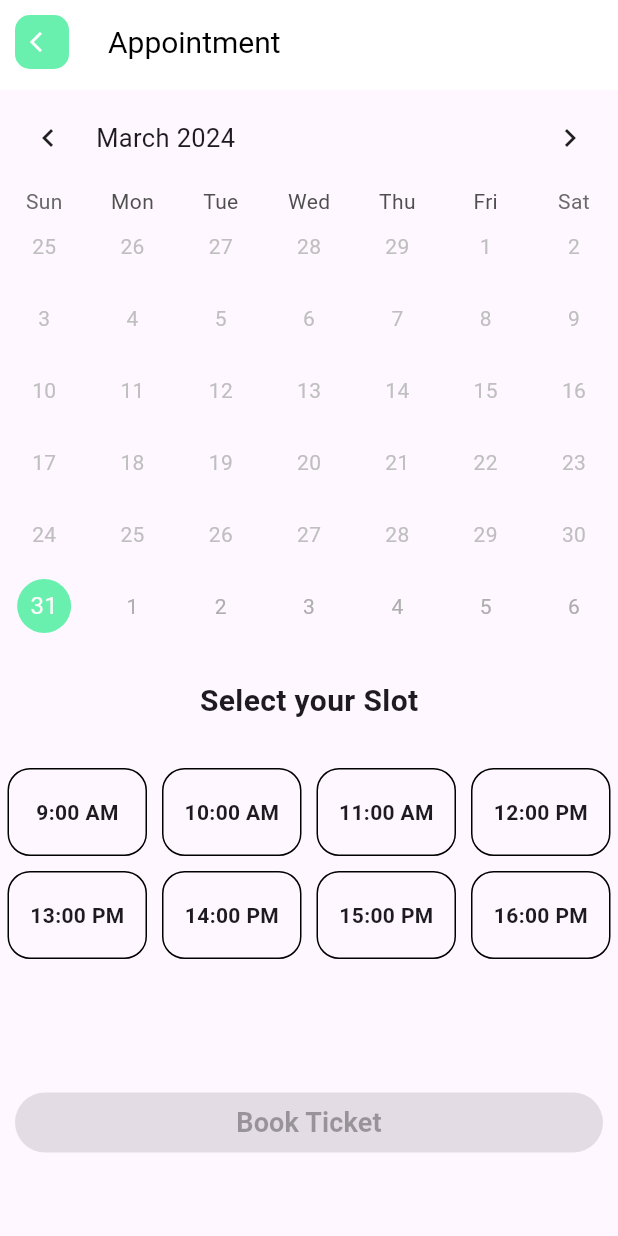
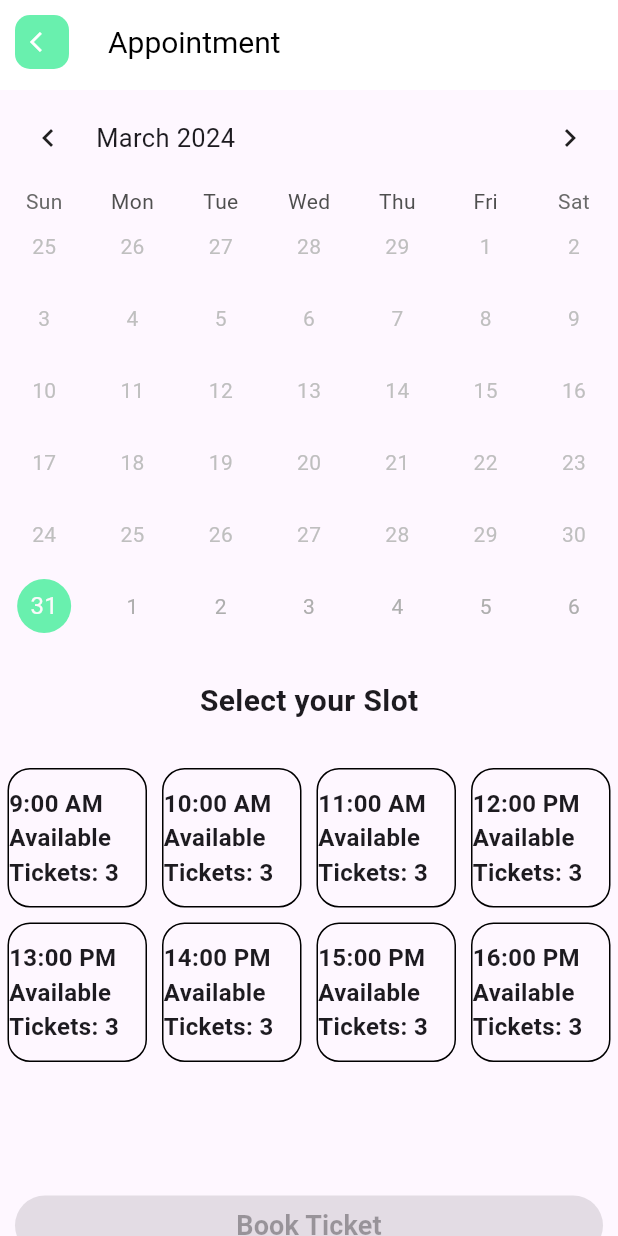
Before and after one commit to nandinisharma22/flutter, a Flutter app: the BookingPage screen opened directly with empty values, on a phone screen of 412 x 824 dp. Run offline on Flutter 3.47's test engine with Material 3 defaults, Android fonts, the phone set to English and light mode, and no system bars; drawn by our look-alikes of table_calendar; our stand-ins replace cloud_firestore, firebase_auth, firebase_core, font_awesome_flutter, get, lottie and 1 more; accounts and stored records are empty.

```diff
--- a/lib/features/user_auth/presentation/pages/screens/booking_page.dart
+++ b/lib/features/user_auth/presentation/pages/screens/booking_page.dart
@@ -1,3 +1,13 @@
+import 'package:firebase_auth/firebase_auth.dart';
+import 'package:flutter/material.dart';
+import 'package:cloud_firestore/cloud_firestore.dart';
+import 'package:intl/intl.dart';
+import 'package:haxplore/features/user_auth/presentation/pages/models/booking_datetime_converted.dart';
+import 'package:haxplore/features/user_auth/firebase_auth_implementation/firebase_auth_services.dart';
+import 'package:haxplore/features/user_auth/presentation/pages/components/button.dart';
+import 'package:haxplore/features/user_auth/presentation/pages/utils/config.dart';
+import 'package:haxplore/features/user_auth/presentation/pages/components/custom_appbar.dart';
+import 'package:haxplore/main.dart';
 import 'package:firebase_auth/firebase_auth.dart';
 import 'package:haxplore/features/user_auth/firebase_auth_implementation/firebase_auth_services.dart';
 import 'package:haxplore/features/user_auth/presentation/pages/components/button.dart';
@@ -12,7 +22,6 @@ import 'package:shared_preferences/shared_preferences.dart';
 import 'package:table_calendar/table_calendar.dart';
 import 'package:intl/intl.dart';
 
-
 class BookingPage extends StatefulWidget {
   final User user;
 
@@ -20,235 +29,7 @@ class BookingPage extends StatefulWidget {
 
   @override
   State<BookingPage> createState() => _BookingPageState();
-
-
 }
-
-// class _BookingPageState extends State<BookingPage> {
-//   //declaration
-//   CalendarFormat _format = CalendarFormat.month;
-//   DateTime _focusDay = DateTime.now();
-//   DateTime _currentDay = DateTime.now();
-//   int? _currentIndex;
-//   // bool _isWeekend = false;
-//   bool _dateSelected = false;
-//   bool _timeSelected = false;
-//   final AppointmentManager _appointmentManager = AppointmentManager();
-//
-//   late String userId;
-//
-//   // String? token; //get token for insert booking date and time into database
-//
-//   // Future<void> getToken() async {
-//   //   final SharedPreferences prefs = await SharedPreferences.getInstance();
-//   //   token = prefs.getString('token') ?? '';
-//   // }
-//
-//   @override
-//   void initState() {
-//     // getToken();
-//     super.initState();
-//     // getUserID();
-//   }
-//
-//   // Future<void> getUserID() async {
-//   //   final user = FirebaseAuth.instance.currentUser;
-//   //
-//   //   if (user != null) {
-//   //     print("&this message");
-//   //     setState(() {
-//   //       userId = user.uid;
-//   //     });
-//   //   }
-//   //   else{
-//   //
-//   //   }
-//   // }
-//
-//   @override
-//   Widget build(BuildContext context) {
-//     Config().init(context);
-//     // final doctor = ModalRoute.of(context)!.settings.arguments as Map;
-//     return Scaffold(
-//       appBar: CustomAppBar(
-//         appTitle: 'Appointment',
-//         icon: const FaIcon(Icons.arrow_back_ios),
-//       ),
-//       body: CustomScrollView(
-//         slivers: <Widget>[
-//           SliverToBoxAdapter(
-//             child: Column(
-//               children: <Widget>[
-//                 _tableCalendar(),
-//                 const Padding(
-//                   padding: EdgeInsets.symmetric(horizontal: 10, vertical: 25),
-//                   child: Center(
-//                     child: Text(
-//                       'Select your Slot',
-//                       style: TextStyle(
-//                         fontWeight: FontWeight.bold,
-//                         fontSize: 20,
-//                       ),
-//                     ),
-//                   ),
-//                 )
-//               ],
-//             ),
-//           ),
-//           // _isWeekend
-//           //     ? SliverToBoxAdapter(
-//           //   child: Container(
-//           //     padding: const EdgeInsets.symmetric(
-//           //         horizontal: 10, vertical: 30),
-//           //     alignment: Alignment.center,
-//           //     child: const Text(
-//           //       'Weekend is not available, please select another date',
-//           //       style: TextStyle(
-//           //         fontSize: 18,
-//           //         fontWeight: FontWeight.bold,
-//           //         color: Colors.grey,
-//           //       ),
-//           //     ),
-//           //   ),
-//           // )
-//           SliverGrid(
-//             delegate: SliverChildBuilderDelegate(
-//                   (context, index) {
-//                 return InkWell(
-//                   splashColor: Colors.transparent,
-//                   onTap: () {
-//                     setState(() {
-//                       _currentIndex = index;
-//                       _timeSelected = true;
-//                     });
-//                   },
-//                   child: Container(
-//                     margin: const EdgeInsets.all(5),
-//                     decoration: BoxDecoration(
-//                       border: Border.all(
-//                         color: _currentIndex == index
-//                             ? Colors.white
-//                             : Colors.black,
-//                       ),
-//                       borderRadius: BorderRadius.circular(15),
-//                       color: _currentIndex == index
-//                           ? Config.primaryColor
-//                           : null,
-//                     ),
-//                     alignment: Alignment.center,
-//                     child: Text(
-//                       '${index + 9}:00 ${index + 9 > 11 ? "PM" : "AM"}',
-//                       style: TextStyle(
-//                         fontWeight: FontWeight.bold,
-//                         color:
-//                         _currentIndex == index ? Colors.white : null,
-//                       ),
-//                     ),
-//                   ),
-//                 );
-//               },
-//               childCount: 8,
-//             ),
-//             gridDelegate: const SliverGridDelegateWithFixedCrossAxisCount(
-//                 crossAxisCount: 4, childAspectRatio: 1.5),
-//           ),
-//           SliverToBoxAdapter(
-//             child: Container(
-//               padding: const EdgeInsets.symmetric(horizontal: 10, vertical: 80),
-//               child: Button(
-//                 width: double.infinity,
-//                 title: 'Book Ticket',
-//                 onPressed: () async {
-//                   final getDate = DateConverted.getDate(_currentDay);
-//                   final getDay = DateConverted.getDay(_currentDay.weekday);
-//                   final getTime = DateConverted.getTime(_currentIndex!);
-//
-//                   // Split the time string to extract the hour and minute separately
-//                   final timeParts = getTime.split(":");
-//                   final hourString = timeParts[0];
-//                   final minuteString = timeParts[1].split(" ")[0]; // Remove the AM/PM indicator
-//
-//                   // Remove non-numeric characters and concatenate the hour and minute parts
-//                   final formattedTime = hourString.replaceAll(RegExp(r'[^0-9]'), '') + minuteString;
-//
-//                   // Parse the formatted time into an integer
-//                   final getTimeInt = int.tryParse(formattedTime) ?? 0;
-//
-//
-//                   final user = FirebaseAuth.instance.currentUser;
-//
-//                   if (user != null) {
-//                     final userId = user.uid;
-//                     final getDayFormatted = DateFormat('EEE, d/M/y').format(_currentDay);
-//
-//                     await _appointmentManager.bookAppointment(getDayFormatted, getTimeInt, userId);
-//                     // MyApp.navigatorKey.currentState!.pushNamed('/success_booked');
-//                     Navigator.of(context).pushNamed('/success_booked');
-//
-//                     print(getTime);
-//                     print("\n");
-//                     print(getDayFormatted);
-//
-//
-//
-//
-//                   } else {
-//                     // Handle the case where the user is not logged in
-//                   }
-//                 },
-//
-//
-//
-//                 disable: _timeSelected && _dateSelected ? false : true,
-//
-//               ),
-//             ),
-//           ),
-//         ],
-//       ),
-//     );
-//   }
-//   //table calendar
-//   //table calendar
-//   Widget _tableCalendar() {
-//     return TableCalendar(
-//       focusedDay: _focusDay,
-//       firstDay: DateTime.now(),
-//       lastDay: DateTime.now().add(Duration(days: 60)),
-//       calendarFormat: _format,
-//       currentDay: _currentDay,
-//       rowHeight: 48,
-//       calendarStyle: const CalendarStyle(
-//         todayDecoration:
-//         BoxDecoration(color: Config.primaryColor, shape: BoxShape.circle),
-//       ),
-//       availableCalendarFormats: const {
-//         CalendarFormat.month: 'Month',
-//       },
-//       onFormatChanged: (format) {
-//         setState(() {
-//           _format = format;
-//         });
-//       },
-//       onDaySelected: ((selectedDay, focusedDay) {
-//         setState(() {
-//           _currentDay = selectedDay;
-//           _focusDay = focusedDay;
-//           _dateSelected = true;
-//
-//           //check if weekend is selected
-//           // if (selectedDay.weekday == 6 || selectedDay.weekday == 7) {
-//           //   _isWeekend = true;
-//           //   _timeSelected = false;
-//           //   _currentIndex = null;
-//           // } else {
-//           //   _isWeekend = false;
-//           // }
-//         });
-//       }),
-//     );
-//   }
-// }
 
 class _BookingPageState extends State<BookingPage> {
   // Declaration
@@ -259,6 +40,27 @@ class _BookingPageState extends State<BookingPage> {
   bool _dateSelected = false;
   bool _timeSelected = false;
   final AppointmentManager _appointmentManager = AppointmentManager();
+
+  Future<int> _getSlotCount() async {
+    String dateString = DateFormat('d.M.y').format(_currentDay);
+    DocumentSnapshot snapshot = await FirebaseFirestore.instance.collection('bookings').doc(dateString).get();
+    Map<String, dynamic>? slotData = snapshot.data() as Map<String, dynamic>?;
+
+    if (slotData != null) {
+      final getTime = DateConverted.getTime(_currentIndex!);
+      final timeParts = getTime.split(":");
+      final hourString = timeParts[0];
+      final minuteString = timeParts[1].split(" ")[0];
+      final formattedTime = hourString.replaceAll(RegExp(r'[^0-9]'), '') + minuteString;
+      final getTimeInt = int.tryParse(formattedTime) ?? 0;
+
+      Map<String, dynamic>? selectedSlotData = slotData['slot$getTimeInt'];
+      int count = selectedSlotData?['numberOfTickets'] ?? 0;
+      return count;
+    } else {
+      return 0; // Return default count or handle error
+    }
+  }
 
   @override
   Widget build(BuildContext context) {
@@ -292,6 +94,22 @@ class _BookingPageState extends State<BookingPage> {
           SliverGrid(
             delegate: SliverChildBuilderDelegate(
                   (context, index) {
+                return FutureBuilder<DocumentSnapshot>(
+                  future: FirebaseFirestore.instance
+                      .collection('bookings')
+                      .doc(DateFormat('d.M.y').format(_currentDay))
+                      .get(),
+                  builder: (BuildContext context, AsyncSnapshot<DocumentSnapshot> snapshot) {
+                    if (snapshot.connectionState == ConnectionState.done) {
+                      if (snapshot.hasError) {
+                        return Text('Error: ${snapshot.error}');
+                      }
+
+                      final data = snapshot.data!.data() as Map<String, dynamic>?;
+                      final slotKey = 'slot${(index + 9) * 100}';
+                      final noOfTicketsBooked = data != null && data.containsKey(slotKey) ? data[slotKey]['numberOfTicketsBooked'] : 0;
+                      final availableTickets = 3 - noOfTicketsBooked;
+
                       return InkWell(
                         splashColor: Colors.transparent,
                         onTap: () {
@@ -311,20 +129,26 @@ class _BookingPageState extends State<BookingPage> {
                           ),
                           alignment: Alignment.center,
                           child: Text(
-                      '${index + 9}:00 ${index + 9 > 11 ? "PM" : "AM"}',
+                            '${index + 9}:00 ${index + 9 > 11 ? "PM" : "AM"}\nAvailable Tickets: $availableTickets',
                             style: TextStyle(
                               fontWeight: FontWeight.bold,
                               color: _currentIndex == index ? Colors.white : null,
+                              fontSize: 16,
                             ),
                           ),
                         ),
+                      );
+                    } else {
+                      return CircularProgressIndicator();
+                    }
+                  },
                 );
               },
               childCount: 8,
             ),
             gridDelegate: const SliverGridDelegateWithFixedCrossAxisCount(
               crossAxisCount: 4,
-              childAspectRatio: 1.5,
+              childAspectRatio: 1.0,
             ),
           ),
           SliverToBoxAdapter(
```
Also changed, not shown: lib/features/user_auth/presentation/admin/admin_page.dart (added). Lines whose indentation alone changed are shown as unchanged.
